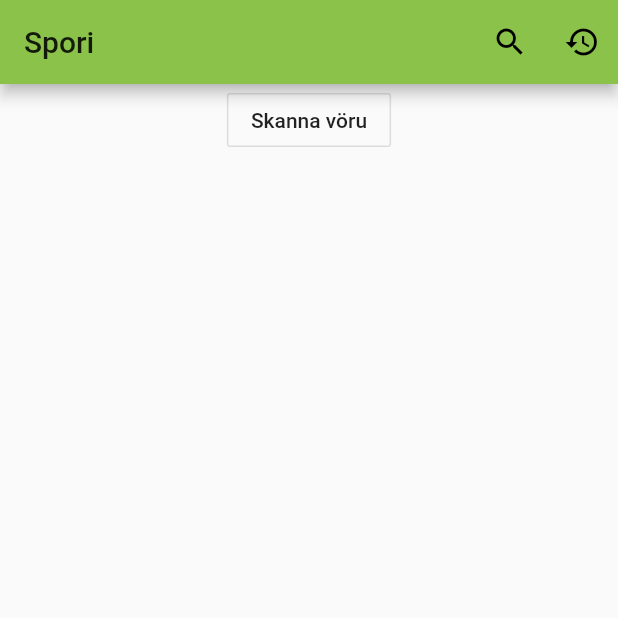
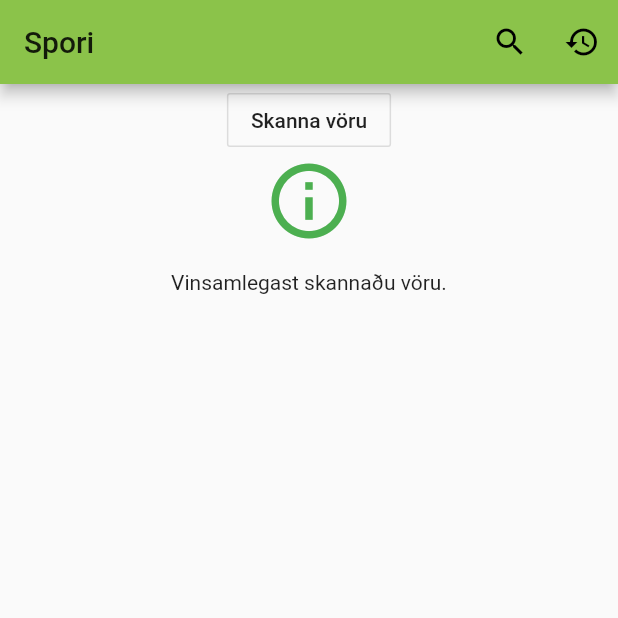
Before and after one commit to rfb2/project_spori, a Flutter app: the screen it shows after launch, on a phone screen of 412 x 824 dp, the top half of it. Run offline on Flutter 3.47's test engine with Material 2 defaults, Android fonts, the phone set to English and light mode, and no system bars; our stand-ins replace camera; missing offline and left inert: barcode_scan; statements that could not run were skipped.

Commit message:
Added loading

```diff
--- a/lib/main.dart
+++ b/lib/main.dart
@@ -38,8 +38,7 @@ class _MyHomePageState extends State<MyHomePage> {
   CameraController _controller;
   final Set<Product> _history = Set<Product>();
   String _barcode = '';
-  String _name = '';
-  num _score = -1;
+  Future<Product> _product;
   Image _image;
 
   @override
@@ -55,6 +54,26 @@ class _MyHomePageState extends State<MyHomePage> {
   void dispose() {
     _controller.dispose();
     super.dispose();
+  }
+
+  Widget _buildForm(AsyncSnapshot<Product> snapshot) {
+    return Card(
+      child: Column(
+        children: <Widget>[
+          Center(
+            child: Text(
+              '${snapshot.data.name}',
+              style: TextStyle(fontWeight: FontWeight.bold, fontSize: 24),
+            ),
+          ),
+          Center(
+              child: Text(
+            '${snapshot.data.score}',
+            style: TextStyle(fontWeight: FontWeight.bold, fontSize: 24),
+          )),
+        ],
+      ),
+    );
   }
 
   @override
@@ -92,29 +111,60 @@ class _MyHomePageState extends State<MyHomePage> {
                 onPressed: getProduct,
               ),
             ),
-            if (_name.length != 0)
-              Card(
-                child: Column(
-                  children: <Widget>[
-                    if (_barcode.length != 0) Center(child: Text('$_barcode')),
-                    if (_name.length != 0)
-                      Center(
-                        child: Text(
-                          '$_name',
-                          style: TextStyle(
-                              fontWeight: FontWeight.bold, fontSize: 24),
-                        ),
-                      ),
-                    if (_score != -1)
-                      Center(
-                          child: Text(
-                        '$_score',
-                        style: TextStyle(
-                            fontWeight: FontWeight.bold, fontSize: 24),
-                      )),
-                  ],
-                ),
-              ),
+            if (_barcode.length != 0) Center(child: Text('$_barcode')),
+            FutureBuilder<Product>(
+              future: _product,
+              builder: (BuildContext context, AsyncSnapshot<Product> snapshot) {
+                List<Widget> children;
+
+                if (snapshot.hasData) {
+                  children = <Widget>[_buildForm(snapshot)];
+                } else if (snapshot.hasError) {
+                  children = <Widget>[
+                    Icon(
+                      Icons.error_outline,
+                      color: Colors.red,
+                      size: 60,
+                    ),
+                    Padding(
+                      padding: const EdgeInsets.only(top: 16),
+                      child: Text('Vara fannst ekki'),
+                    )
+                  ];
+                } else if (snapshot.connectionState == ConnectionState.none) {
+                  children = <Widget>[
+                    Icon(
+                      Icons.info_outline,
+                      color: Colors.green,
+                      size: 60,
+                    ),
+                    Padding(
+                      padding: const EdgeInsets.only(top: 16),
+                      child: Text('Vinsamlegast skannaðu vöru.'),
+                    )
+                  ];
+                } else {
+                  children = <Widget>[
+                    SizedBox(
+                      child: CircularProgressIndicator(),
+                      width: 60,
+                      height: 60,
+                    ),
+                    const Padding(
+                      padding: EdgeInsets.only(top: 16),
+                      child: Text('Bíðið andartak...'),
+                    )
+                  ];
+                }
+                return Center(
+                  child: Column(
+                    mainAxisAlignment: MainAxisAlignment.center,
+                    crossAxisAlignment: CrossAxisAlignment.center,
+                    children: children,
+                  ),
+                );
+              },
+            ),
           ],
         ),
       ), // This trailing comma makes auto-formatting nicer for build methods.
@@ -148,23 +198,19 @@ class _MyHomePageState extends State<MyHomePage> {
   }
 
   void _pushSearch() {
-    Navigator.of(context).push(
-      MaterialPageRoute(
-        builder: (context) => SearchPage()
-      )
-    );
+    Navigator.of(context)
+        .push(MaterialPageRoute(builder: (context) => SearchPage()));
   }
 
   Future<void> getProduct() async {
     String barcode = await BarcodeScanner.scan();
-    Product prod = await fetchProduct(barcode);
+    Future<Product> prod = fetchProduct(barcode);
     // Image img = Image.network('https://cdn.aha.is/media/catalog/product/cache/1/image/752x501/4137793dd7223b9146d9dcb53ced065c/i/m/image_6084_1_11_1_181_1_128_1_51_1_2_1_8_1_25_1_10_1_6_2_7_1_8_1_1_1_22_1_7_1_1_2_5_1_14_1_8_1_16_1_16_1_6_1_4_2_2_1_8_1_17_1_4_1_4_1_8_1_5_1_11_1_3_1_6_1_2_1_3_1_4_1_1_2_3_1_1_1_16_2_6_1_3_1_21_1_5_1_8_1_4_1_3_1_2_1_8_3_4_1_921_2_2140_1_831.jpg');
 
     setState(() {
-      _history.add(prod);
       _barcode = barcode;
-      _name = prod.name;
-      _score = prod.score;
+      _product = prod;
+      //_history.add(prod);
     });
   }
 }
```
Also changed, not shown: lib/searchPage.dart (+64 -8 lines).
